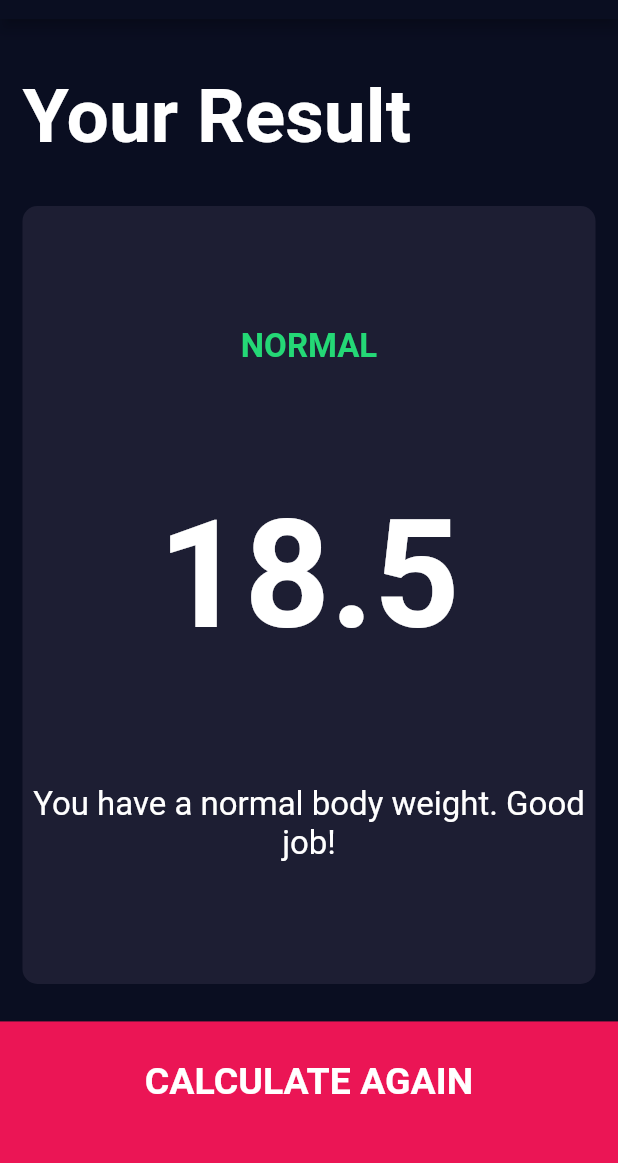
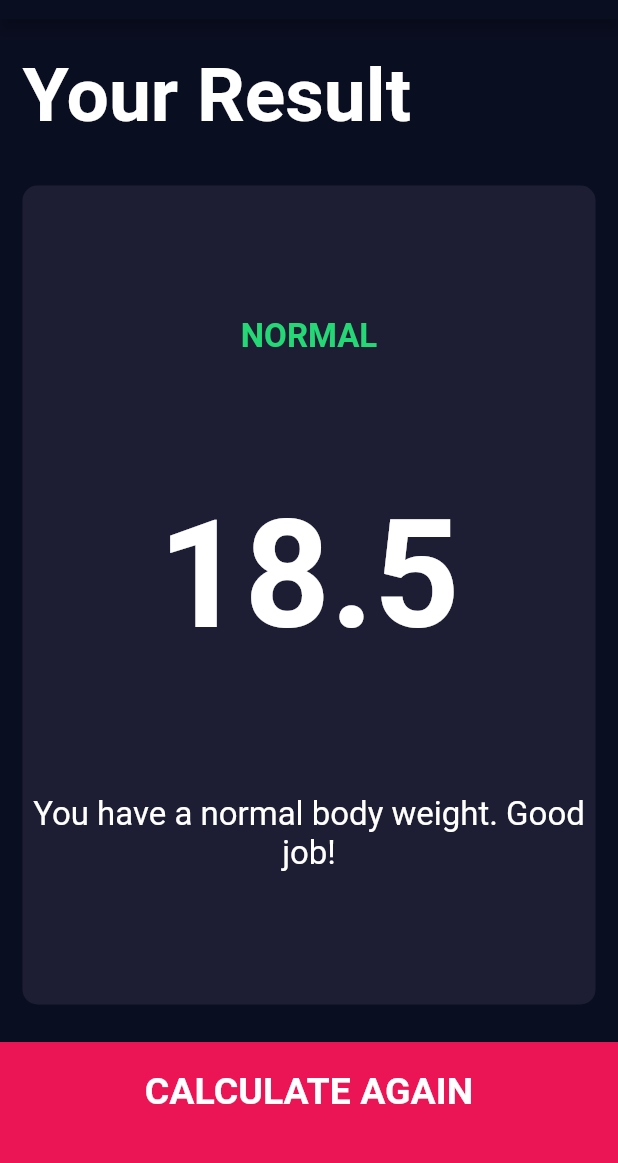
Before and after one commit to salvadorlemus/Flutter, a Flutter app: the screen it shows after launch, after a tap on "CALCULATE", on a phone screen of 412 x 824 dp, the part 65-1228 px from its top. Run offline on Flutter 3.47's test engine with Material 2 defaults, Android fonts, the phone set to English and light mode, and no system bars; our stand-ins replace font_awesome_flutter.

Commit message:
Fix Button size in the Results page.
Final Project.

```diff
--- a/lib/Pages/ResultsPage.dart
+++ b/lib/Pages/ResultsPage.dart
@@ -35,7 +35,7 @@ class ResultsPage extends StatelessWidget {
             ),
           ),
           Expanded(
-            flex: 5,
+            flex: 6,
             child: ReusableCard(
               colour: hexCardBackgroundActiveColour,
               cardChild: Column(
```
